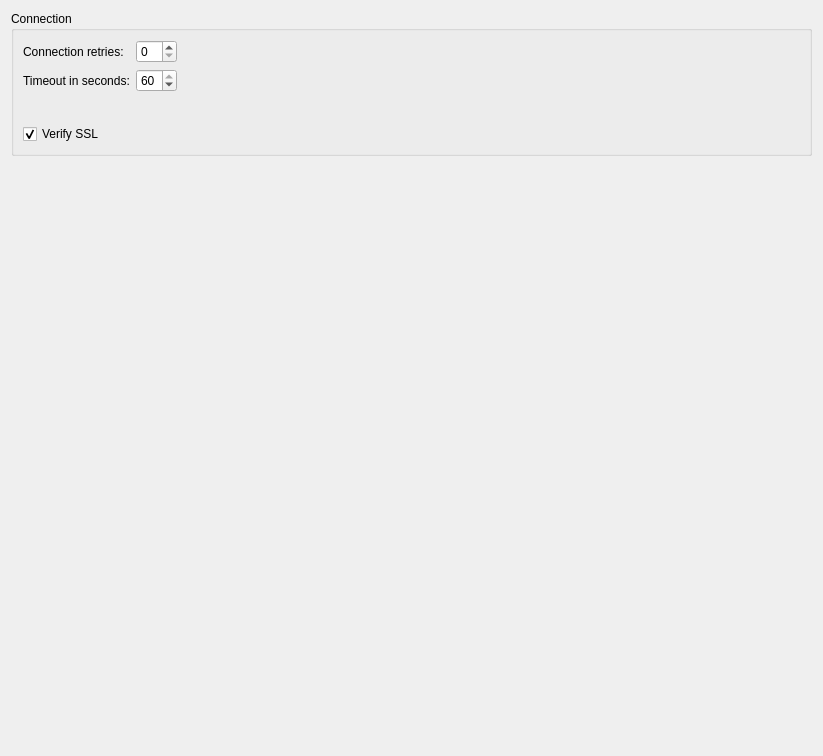
First picture: the form in src/application/widgets/settingswidget/connectionsettings.ui, repository fuzzy69/urlchecker, before the edit.
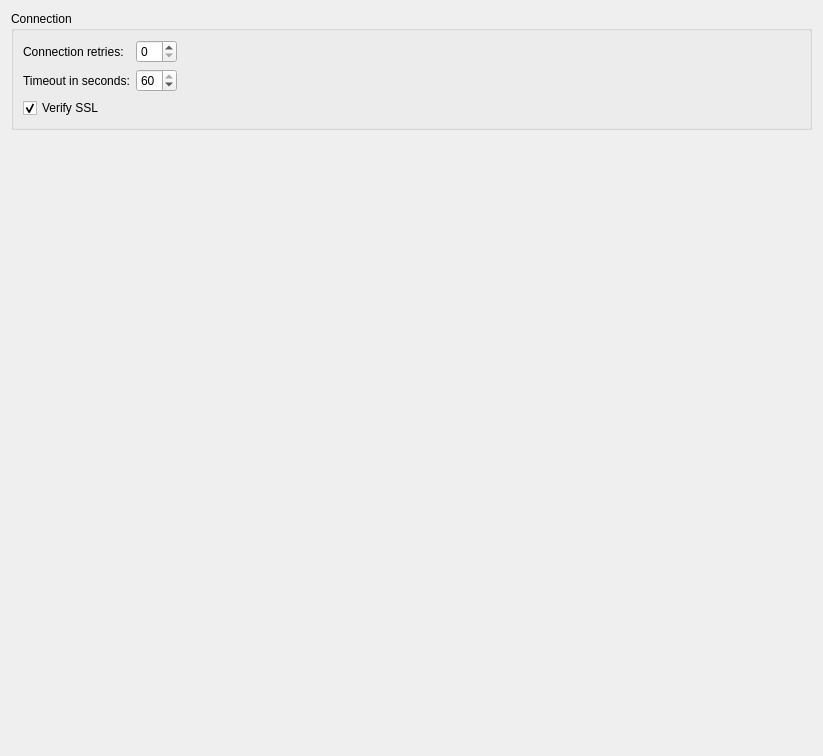
Second picture: the form after the edit.

Commit message: Improve widget layout

The edit to the form file:
```diff
--- a/src/application/widgets/settingswidget/connectionsettings.ui
+++ b/src/application/widgets/settingswidget/connectionsettings.ui
@@ -113,7 +113,7 @@
           </item>
          </layout>
         </item>
-        <item row="3" column="0">
+        <item row="2" column="0">
          <widget class="QCheckBox" name="verifySslCheckBox">
           <property name="toolTip">
            <string>Force SSL verification for HTTPS connection. May fail on some servers.</string>
```
Left out of the diff: 1 changed line with no effect on the pictures. The commit also changes 6 other files.
